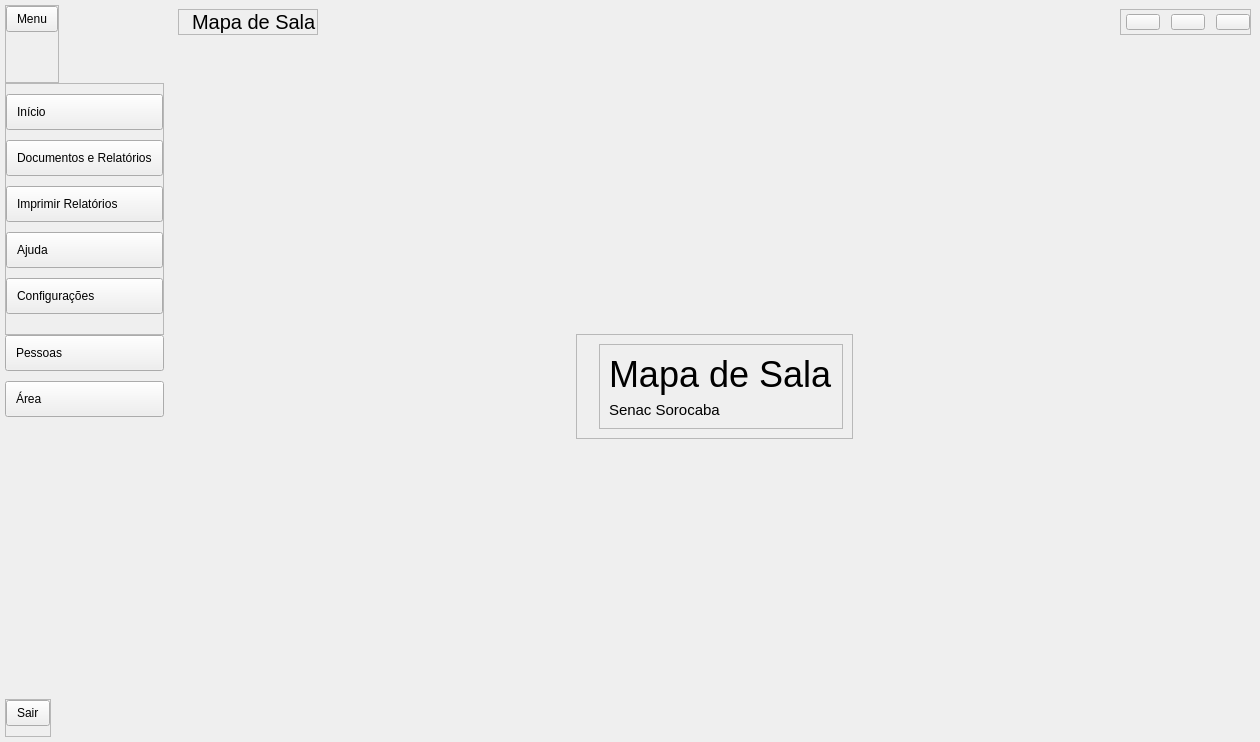
This is view/ui/interfaceHomeV1.ui in Senac-SOR-ADS/Mapa-de-Sala as Qt 5 draws it before an edit. The edited form follows.
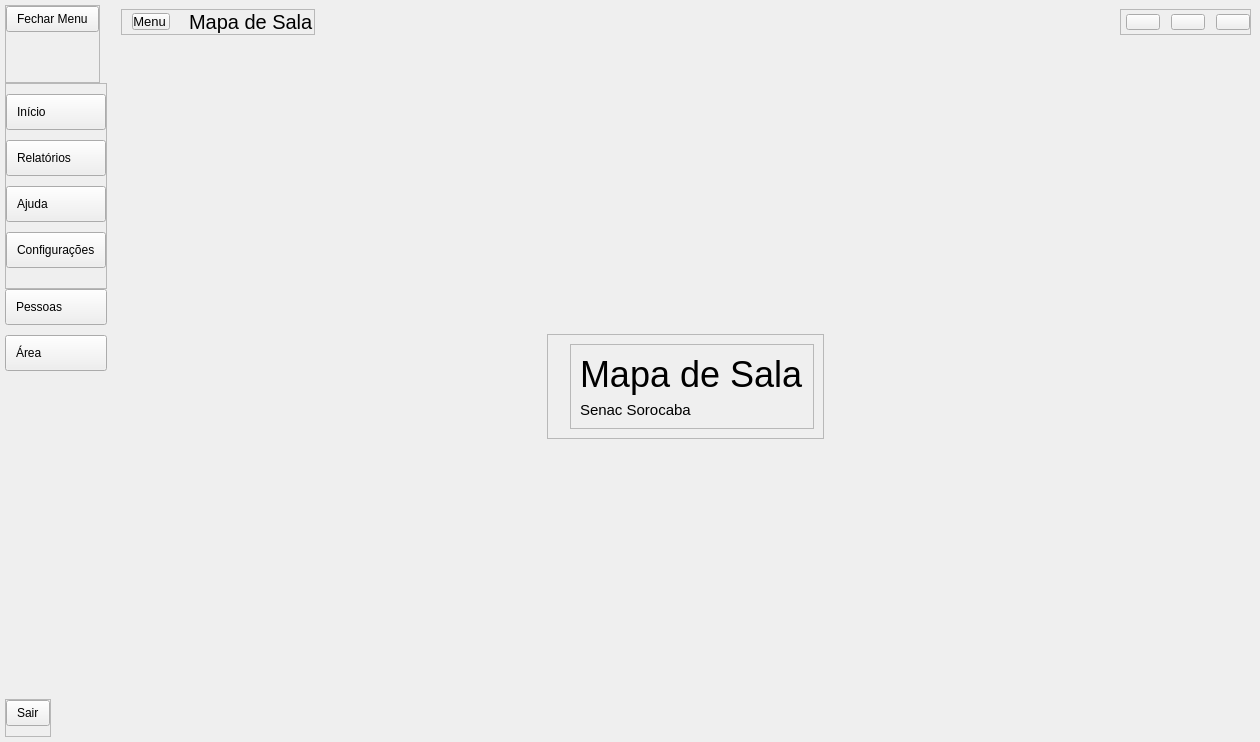
This is the edited form. Icons and pictures are not drawn.

Commit message: interface com menu pronta, sem conexao

The edit to the form file:
```diff
--- a/view/ui/interfaceHomeV1.ui
+++ b/view/ui/interfaceHomeV1.ui
@@ -37,6 +37,12 @@
 
 #btnMenu, #btnSair {
 	padding:10px;
+}
+
+#btnMenu {
+	margin-left: 10px;
+	padding: 0;
+	padding-right: 3px;
 }</string>
   </property>
   <widget class="QWidget" name="centralwidget">
@@ -123,12 +129,15 @@
               <number>0</number>
              </property>
              <item>
-              <widget class="QPushButton" name="btnMenu">
+              <widget class="QPushButton" name="btnFecharMenu">
+               <property name="cursor">
+                <cursorShape>PointingHandCursor</cursorShape>
+               </property>
                <property name="toolTip">
                 <string>Menu</string>
                </property>
                <property name="text">
-                <string>Menu</string>
+                <string>Fechar Menu</string>
                </property>
                <property name="icon">
                 <iconset>
@@ -215,7 +224,7 @@
                 <string notr="true">padding: 10px;</string>
                </property>
                <property name="text">
-                <string>Documentos e Relatórios</string>
+                <string>Relatórios</string>
                </property>
                <property name="icon">
                 <iconset>
@@ -229,26 +238,6 @@
                </property>
               </widget>
              </item>
-             <item>
-              <widget class="QPushButton" name="btnImprimir">
-               <property name="styleSheet">
-                <string notr="true">padding: 10px;</string>
-               </property>
-               <property name="text">
-                <string>Imprimir Relatórios</string>
-               </property>
-               <property name="icon">
-                <iconset>
-                 <normaloff>icones/printer-regular-24.png</normaloff>icones/printer-regular-24.png</iconset>
-               </property>
-               <property name="iconSize">
-                <size>
-                 <width>24</width>
-                 <height>24</height>
-                </size>
-               </property>
-              </widget>
-             </item>
              <item>
               <widget class="QPushButton" name="btnAjuda">
                <property name="styleSheet">
@@ -436,6 +425,31 @@
              <property name="bottomMargin">
               <number>0</number>
              </property>
+             <item>
+              <widget class="QPushButton" name="btnMenu">
+               <property name="font">
+                <font>
+                 <pointsize>10</pointsize>
+                </font>
+               </property>
+               <property name="cursor">
+                <cursorShape>PointingHandCursor</cursorShape>
+               </property>
+               <property name="text">
+                <string>Menu</string>
+               </property>
+               <property name="icon">
+                <iconset>
+                 <normaloff>icones/menu-regular-24 (1).png</normaloff>icones/menu-regular-24 (1).png</iconset>
+               </property>
+               <property name="iconSize">
+                <size>
+                 <width>24</width>
+                 <height>24</height>
+                </size>
+               </property>
+              </widget>
+             </item>
              <item>
               <widget class="QLabel" name="logo">
                <property name="minimumSize">
```
Left out of the diff: 67 changed lines with no effect on the pictures.
